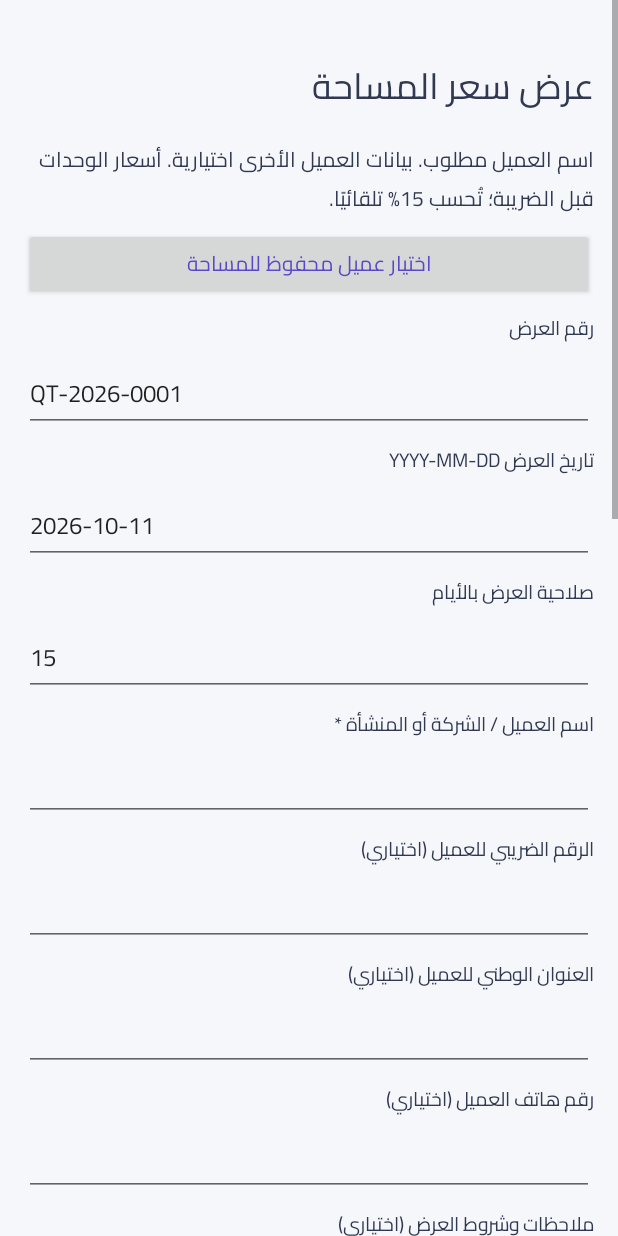
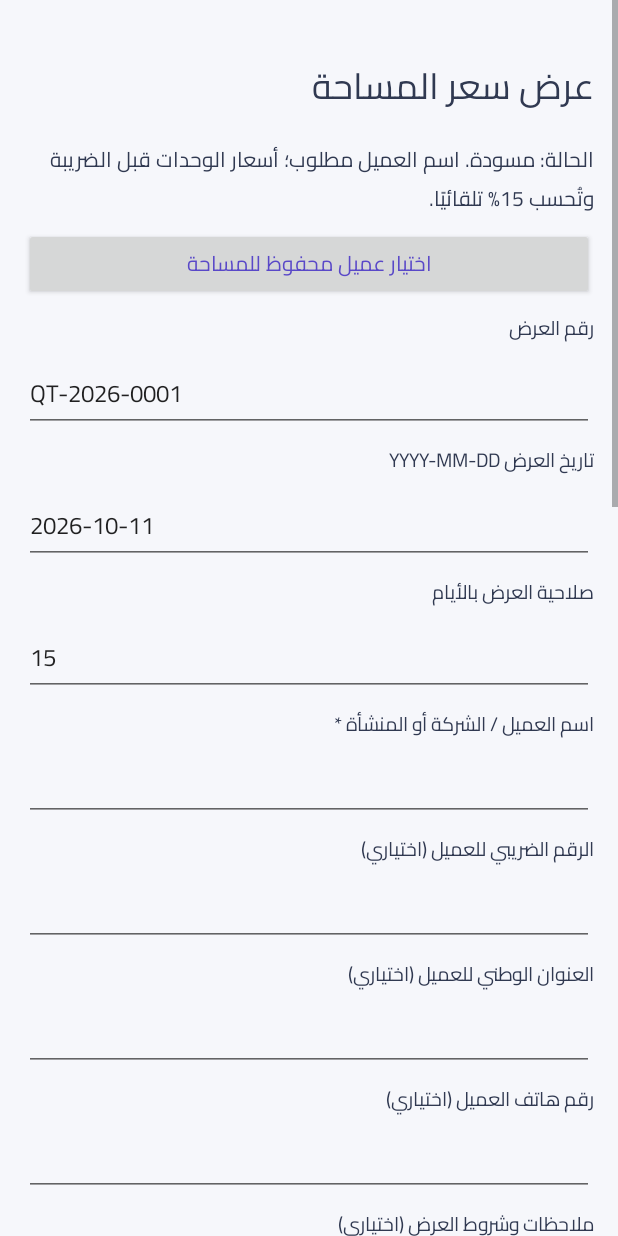
Before and after one commit to soom12034-glitch/EngineeringCRM, an Android app: the QuoteActivity screen opened directly, with no data from a screen before it, after a tap on "+ CREATE QUOTATION", on a phone screen of 412 x 824 dp. Run offline under Robolectric (Android 15) with nearby library versions, the light colour scheme and no system bars; 2 statements that could not run were skipped.

Commit message:
Add quotes workflow, exports, reports, and simplify security

```diff
--- a/app/build.gradle
+++ b/app/build.gradle
@@ -14,8 +14,8 @@ android {
         applicationId 'com.soom12034.engineeringcrm'
         minSdk 29
         targetSdk 36
-        versionCode 25
-        versionName '1.4.1'
+        versionCode 26
+        versionName '1.4.2'
         buildConfigField 'String', 'PRIVACY_POLICY_URL', '"https://soom12034-glitch.github.io/EngineeringCRM/privacy-policy.html"'
     }
     signingConfigs {
--- a/app/src/main/AndroidManifest.xml
+++ b/app/src/main/AndroidManifest.xml
@@ -8,6 +8,7 @@
     <activity android:name=".QuoteActivity" android:exported="false" />
     <activity android:name=".SoftwareActivity" android:exported="false" />
     <activity android:name=".LedgerActivity" android:exported="false" />
+    <activity android:name=".ReportsActivity" android:exported="false" />
     <provider android:name=".QuoteProvider" android:authorities="${applicationId}.quotes" android:exported="false" android:grantUriPermissions="true" />
     <activity android:name=".MainActivity" android:exported="true">
       <intent-filter><action android:name="android.intent.action.MAIN" /><category android:name="android.intent.category.LAUNCHER" /></intent-filter>
--- a/app/src/main/java/com/amalaei/engineering/Quotation.java
+++ b/app/src/main/java/com/amalaei/engineering/Quotation.java
@@ -25,6 +25,7 @@ final class Quotation {
 
     static void validate(JSONObject quote)throws Exception{
         if(!quote.optString("business","survey").equals("survey"))throw new IllegalArgumentException("النموذج خاص بالمساحة");
+        if(!QuoteStatus.valid(quote.optString("status",QuoteStatus.DRAFT)))throw new IllegalArgumentException("حالة العرض غير صالحة");
         if(quote.optString("customer").trim().isEmpty()||quote.optString("number").trim().isEmpty())throw new IllegalArgumentException("أدخل العميل ورقم العرض");
         for(String key:new String[]{"customer","number","customerVat","customerPhone","customerAddress"})if(quote.optString(key).length()>(key.equals("customerAddress")?110:80))throw new IllegalArgumentException("اختصر بيانات العميل لتناسب النموذج");
         if(quote.optString("notes").length()>240)throw new IllegalArgumentException("اختصر ملاحظات العرض إلى 240 حرفًا");
--- a/app/src/main/java/com/amalaei/engineering/QuoteActivity.java
+++ b/app/src/main/java/com/amalaei/engineering/QuoteActivity.java
@@ -2,7 +2,7 @@ package com.amalaei.engineering;
 import android.app.*;import android.os.Bundle;import android.content.*;import android.graphics.*;import android.net.Uri;import android.widget.*;import org.json.*;import java.util.*;
 @android.annotation.SuppressLint("SetTextI18n")
 public final class QuoteActivity extends Activity {
- Store store;LinearLayout body,itemsBody;android.graphics.Typeface font;JSONObject draft;ArrayList<EditText[]> rows=new ArrayList<>();Map<String,EditText> fields=new LinkedHashMap<>();TextView totals;String savedSnapshot="";ArrayList<TextView> rowTitles=new ArrayList<>();
+ Store store;LinearLayout body,itemsBody;android.graphics.Typeface font;JSONObject draft;ArrayList<EditText[]> rows=new ArrayList<>();Map<String,EditText> fields=new LinkedHashMap<>();TextView totals;String savedSnapshot="";ArrayList<TextView> rowTitles=new ArrayList<>();int listFilter=0;
  public void onCreate(Bundle b){super.onCreate(b);if(android.os.Build.VERSION.SDK_INT>=33)getOnBackInvokedDispatcher().registerOnBackInvokedCallback(android.window.OnBackInvokedDispatcher.PRIORITY_DEFAULT,()->{if(draft==null)finish();else leave();});font=android.graphics.Typeface.createFromAsset(getAssets(),"fonts/Cairo.ttf");store=new Store(this);if(b!=null&&b.containsKey("draft"))try{draft=new JSONObject(b.getString("draft"));editor();return;}catch(Exception ignored){}String pending=getPreferences(0).getString("draft","");if(!pending.isEmpty())try{draft=new JSONObject(pending);editor();return;}catch(Exception ignored){}list();}
  @Override public void onPostCreate(Bundle state){super.onPostCreate(state);AppLanguage.apply(this);AppLanguage.watch(this);}
  protected void onPause(){if(draft!=null)try{capture();getPreferences(0).edit().putString("draft",draft.toString()).apply();}catch(Exception ignored){}super.onPause();}
@@ -14,20 +14,21 @@ public final class QuoteActivity extends Activity {
  EditText input(String title,String value,boolean number){label(title,13);EditText e=new EditText(this);e.setTypeface(font);e.setText(value);e.setTextSize(16);e.setInputType(number?8194:131073);body.addView(e);return e;}
  void list(){
   getPreferences(0).edit().remove("draft").apply();draft=null;fields.clear();rows.clear();base("عروض أسعار أجهزة المساحة");label("نموذج احترافي بهوية المنشأة • ضريبة 15% • ريال سعودي",14);
-  btn("+ إنشاء عرض سعر",()->{try{draft=new JSONObject().put("business","survey").put("number","QT-"+java.time.LocalDate.now().getYear()+"-"+String.format(java.util.Locale.US,"%04d",store.query("SELECT COALESCE(MAX(id),0)+1 AS next FROM quotes").get(0).optLong("next"))).put("date",java.time.LocalDate.now().toString()).put("validDays","15").put("notes","الأسعار تشمل ضريبة القيمة المضافة، ويخضع التوريد لتوفر المنتجات عند اعتماد العرض.").put("customer","").put("items",new JSONArray());JSONObject profile=store.profile("survey");draft.put("company",profile.optJSONObject("quotationCompany")==null?Quotation.company():new JSONObject(profile.getJSONObject("quotationCompany").toString()));editor();}catch(Exception e){error(e);}});
-  for(JSONObject row:store.query("SELECT * FROM quotes ORDER BY id DESC")){try{JSONObject q=new JSONObject(row.getString("data"));btn(q.optString("number")+" • "+q.optString("customer"),()->{try{draft=store.quote(row.optLong("id"));editor();}catch(Exception e){error(e);}});}catch(Exception e){error(e);}}
+  btn("+ إنشاء عرض سعر",()->newQuote());
+  final String[] filters={"كل الحالات","مسودة","مرسل","مقبول","مرفوض","منتهي"};Spinner filter=new Spinner(this);filter.setAdapter(new ArrayAdapter<String>(this,android.R.layout.simple_spinner_dropdown_item,filters));filter.setSelection(listFilter);body.addView(filter);filter.setOnItemSelectedListener(new android.widget.AdapterView.OnItemSelectedListener(){public void onNothingSelected(android.widget.AdapterView<?> p){}public void onItemSelected(android.widget.AdapterView<?> p,android.view.View v,int n,long x){if(listFilter!=n){listFilter=n;list();}}});
+  for(JSONObject row:store.query("SELECT * FROM quotes ORDER BY id DESC")){try{JSONObject q=new JSONObject(row.getString("data"));String state=QuoteStatus.display(q);if(listFilter>0&&!state.equals(filters[listFilter]))continue;btn(q.optString("number")+" • "+q.optString("customer")+"  —  "+state,()->{try{draft=store.quote(row.optLong("id"));editor();}catch(Exception e){error(e);}});}catch(Exception e){error(e);}}
   btn("رجوع إلى العملاء",this::finish);
  }
  void editor(){
   savedSnapshot="";if(draft.optLong("id")>0)try{savedSnapshot=store.quote(draft.optLong("id")).toString();}catch(Exception ignored){}
   fields.clear();rows.clear();rowTitles.clear();base("عرض سعر المساحة");
-  label("اسم العميل مطلوب. بيانات العميل الأخرى اختيارية. أسعار الوحدات قبل الضريبة؛ تُحسب 15% تلقائيًا.",14);
+  label("الحالة: "+QuoteStatus.display(draft)+". اسم العميل مطلوب؛ أسعار الوحدات قبل الضريبة وتُحسب 15% تلقائيًا.",14);
   btn("اختيار عميل محفوظ للمساحة",this::chooseCustomer);
   String[][] defs={{"number","رقم العرض"},{"date","تاريخ العرض YYYY-MM-DD"},{"validDays","صلاحية العرض بالأيام"},{"customer","اسم العميل / الشركة أو المنشأة *"},{"customerVat","الرقم الضريبي للعميل (اختياري)"},{"customerAddress","العنوان الوطني للعميل (اختياري)"},{"customerPhone","رقم هاتف العميل (اختياري)"},{"notes","ملاحظات وشروط العرض (اختياري)"}};
   for(String[] a:defs){EditText entry=input(a[1],draft.optString(a[0],a[0].equals("validDays")?"15":""),false);int max=a[0].equals("notes")?240:a[0].equals("customerAddress")?110:80;entry.setFilters(new android.text.InputFilter[]{new android.text.InputFilter.LengthFilter(max)});if(a[0].equals("customerPhone")){entry.setInputType(android.text.InputType.TYPE_CLASS_PHONE);entry.setTextDirection(android.view.View.TEXT_DIRECTION_LTR);entry.setGravity(android.view.Gravity.START);}if(a[0].equals("validDays"))entry.setInputType(android.text.InputType.TYPE_CLASS_NUMBER);fields.put(a[0],entry);}
   btn("اختيار تاريخ العرض",()->{java.time.LocalDate date=java.time.LocalDate.now();new DatePickerDialog(this,(picker,y,m,d)->fields.get("date").setText(java.time.LocalDate.of(y,m+1,d).toString()),date.getYear(),date.getMonthValue()-1,date.getDayOfMonth()).show();});
   btn("بيانات المؤسسة في هذا النموذج",this::company);JSONObject company=draft.optJSONObject("company");boolean hasLogo=company!=null&&!company.optString("logo").isEmpty();btn(hasLogo?"تغيير شعار الشركة":"رفع شعار الشركة",this::chooseLogo);if(hasLogo)btn("حذف شعار الشركة",this::removeLogo);
-  label("الأصناف",20);itemsBody=new LinearLayout(this);itemsBody.setOrientation(LinearLayout.VERTICAL);body.addView(itemsBody);totals=label("",18);btn("إضافة صنف",()->add(new JSONObject()));btn("حساب الإجماليات",()->{try{capture();summary();}catch(Exception e){error(e);}});btn("حفظ العرض",()->save(false));btn("معاينة PDF",()->export(false));btn("مشاركة PDF عبر واتساب أو البريد",()->export(true));btn("حفظ PDF في الهاتف",()->exportSave());btn("العروض المحفوظة",this::leave);JSONArray items=draft.optJSONArray("items");if(items!=null)for(int i=0;i<items.length();i++)add(items.optJSONObject(i));if(rows.isEmpty())add(new JSONObject());try{summary();}catch(Exception ignored){}
+  label("الأصناف",20);itemsBody=new LinearLayout(this);itemsBody.setOrientation(LinearLayout.VERTICAL);body.addView(itemsBody);totals=label("",18);btn("إضافة صنف",()->add(new JSONObject()));btn("حساب الإجماليات",()->{try{capture();summary();}catch(Exception e){error(e);}});btn("تغيير حالة العرض",this::changeStatus);if(draft.optLong("id")>0)btn("تكرار هذا العرض",this::duplicate);btn("حفظ العرض",()->save(false));btn("معاينة PDF",()->export(false));btn("مشاركة PDF عبر واتساب أو البريد",()->export(true));btn("حفظ PDF في الهاتف",()->exportSave());btn("العروض المحفوظة",this::leave);JSONArray items=draft.optJSONArray("items");if(items!=null)for(int i=0;i<items.length();i++)add(items.optJSONObject(i));if(rows.isEmpty())add(new JSONObject());try{summary();}catch(Exception ignored){}
  }
  void chooseCustomer(){
   if(checkSelfPermission(android.Manifest.permission.READ_CONTACTS)==android.content.pm.PackageManager.PERMISSION_GRANTED)try{store.refreshContactNames(PhoneData.contacts(this));}catch(Exception ignored){}
@@ -36,6 +37,9 @@ public final class QuoteActivity extends Activity {
   String[] labels=new String[customers.size()];for(int i=0;i<labels.length;i++)labels[i]=customerLabel(customers.get(i));
   new AlertDialog.Builder(this).setTitle("اختيار العميل").setItems(labels,(d,n)->{JSONObject c=customers.get(n);String display=customerName(c),company=c.optString("company").trim();fields.get("customer").setText(company.isEmpty()?display:company);fields.get("customerPhone").setText(c.optString("phone"));try{JSONObject det=new JSONObject(c.optString("requestDetails","{}"));fields.get("customerVat").setText(det.optString("customerVat"));fields.get("customerAddress").setText(det.optString("customerAddress"));draft.put("leadId",c.optLong("id"));}catch(Exception ignored){}}).show();
  }
+ void newQuote(){try{draft=new JSONObject().put("business","survey").put("number","QT-"+java.time.LocalDate.now().getYear()+"-"+String.format(java.util.Locale.US,"%04d",store.query("SELECT COALESCE(MAX(id),0)+1 AS next FROM quotes").get(0).optLong("next"))).put("date",java.time.LocalDate.now().toString()).put("validDays","15").put("status",QuoteStatus.DRAFT).put("notes","الأسعار تشمل ضريبة القيمة المضافة، ويخضع التوريد لتوفر المنتجات عند اعتماد العرض.").put("customer","").put("items",new JSONArray());JSONObject profile=store.profile("survey");draft.put("company",profile.optJSONObject("quotationCompany")==null?Quotation.company():new JSONObject(profile.getJSONObject("quotationCompany").toString()));editor();}catch(Exception e){error(e);}}
+ void duplicate(){try{capture();JSONObject copy=new JSONObject(draft.toString());copy.remove("id");copy.put("number","QT-"+java.time.LocalDate.now().getYear()+"-"+String.format(java.util.Locale.US,"%04d",store.query("SELECT COALESCE(MAX(id),0)+1 AS next FROM quotes").get(0).optLong("next"))).put("date",java.time.LocalDate.now().toString()).put("status",QuoteStatus.DRAFT).remove("statusAt");draft=copy;editor();Toast.makeText(this,"أُنشئت نسخة مسودة جديدة",Toast.LENGTH_SHORT).show();}catch(Exception e){error(e);}}
+ void changeStatus(){String[] labels=QuoteStatus.LABELS;new AlertDialog.Builder(this).setTitle("حالة العرض").setSingleChoiceItems(labels,QuoteStatus.index(QuoteStatus.value(draft)),(d,which)->{try{String status=QuoteStatus.KEYS[which];draft.put("status",status).put("statusAt",System.currentTimeMillis());if(status.equals(QuoteStatus.ACCEPTED)&&draft.optLong("leadId")>0)new AlertDialog.Builder(this).setMessage("هل تريد نقل العميل إلى مرحلة مكتمل؟").setNegativeButton("ليس الآن",(x,w)->{d.dismiss();editor();}).setPositiveButton("نعم",(x,w)->{try{JSONObject lead=store.lead(draft.optLong("leadId"));lead.put("stage",4);store.save(lead);d.dismiss();editor();}catch(Exception e){error(e);}}).show();else{d.dismiss();editor();}}catch(Exception e){error(e);}}).setNegativeButton("إلغاء",null).show();}
  static String customerName(JSONObject customer){String phone=customer.optString("phone").trim(),name=customer.optString("name").trim(),contact=customer.optString("contactName").trim();if(name.isEmpty()||(!phone.isEmpty()&&Analysis.phone(name).equals(phone)))name=contact;return name.isEmpty()?"عميل غير مسمى":name;}
  static String customerLabel(JSONObject customer){String name=customerName(customer),company=customer.optString("company").trim(),phone=customer.optString("phone").trim();StringBuilder label=new StringBuilder(name);if(!company.isEmpty()&&!company.equals(name))label.append(" — ").append(company);if(!phone.isEmpty())label.append("\n\u2066").append(phone).append("\u2069");return label.toString();}
  void chooseLogo(){try{capture();startActivityForResult(new Intent(Intent.ACTION_OPEN_DOCUMENT).setType("image/*").addCategory(Intent.CATEGORY_OPENABLE),51);}catch(Exception e){error(e);}}
--- /dev/null
+++ b/app/src/main/java/com/amalaei/engineering/QuoteStatus.java
@@ -0,0 +1,17 @@
+package com.amalaei.engineering;
+
+import org.json.JSONObject;
+import java.time.LocalDate;
+
+/** Status is deliberately part of quote JSON so existing databases need no migration. */
+final class QuoteStatus {
+    static final String DRAFT="draft", SENT="sent", ACCEPTED="accepted", REJECTED="rejected";
+    static final String[] KEYS={DRAFT,SENT,ACCEPTED,REJECTED};
+    static final String[] LABELS={"مسودة","مرسل","مقبول","مرفوض"};
+    static boolean valid(String value){for(String key:KEYS)if(key.equals(value))return true;return false;}
+    static String value(JSONObject quote){String value=quote.optString("status",DRAFT);return valid(value)?value:DRAFT;}
+    static String label(JSONObject quote){return LABELS[index(value(quote))];}
+    static int index(String value){for(int i=0;i<KEYS.length;i++)if(KEYS[i].equals(value))return i;return 0;}
+    static boolean expired(JSONObject quote){try{return LocalDate.parse(quote.getString("date")).plusDays(Quotation.validDays(quote)).isBefore(LocalDate.now());}catch(Exception e){return false;}}
+    static String display(JSONObject quote){return expired(quote)?"منتهي":label(quote);}
+}
```
Also changed, not shown: app/src/main/java/com/amalaei/engineering/CsvExport.java (added, +14 -0 lines), app/src/main/java/com/amalaei/engineering/MainActivity.java (+14 -10 lines), app/src/main/java/com/amalaei/engineering/ReportMath.java (added, +12 -0 lines), app/src/main/java/com/amalaei/engineering/ReportsActivity.java (added, +16 -0 lines), app/src/main/java/com/amalaei/engineering/TemplateStore.java (added, +8 -0 lines), app/src/main/java/com/amalaei/engineering/WhatsAppTemplates.java (added, +13 -0 lines), 3 other files.
